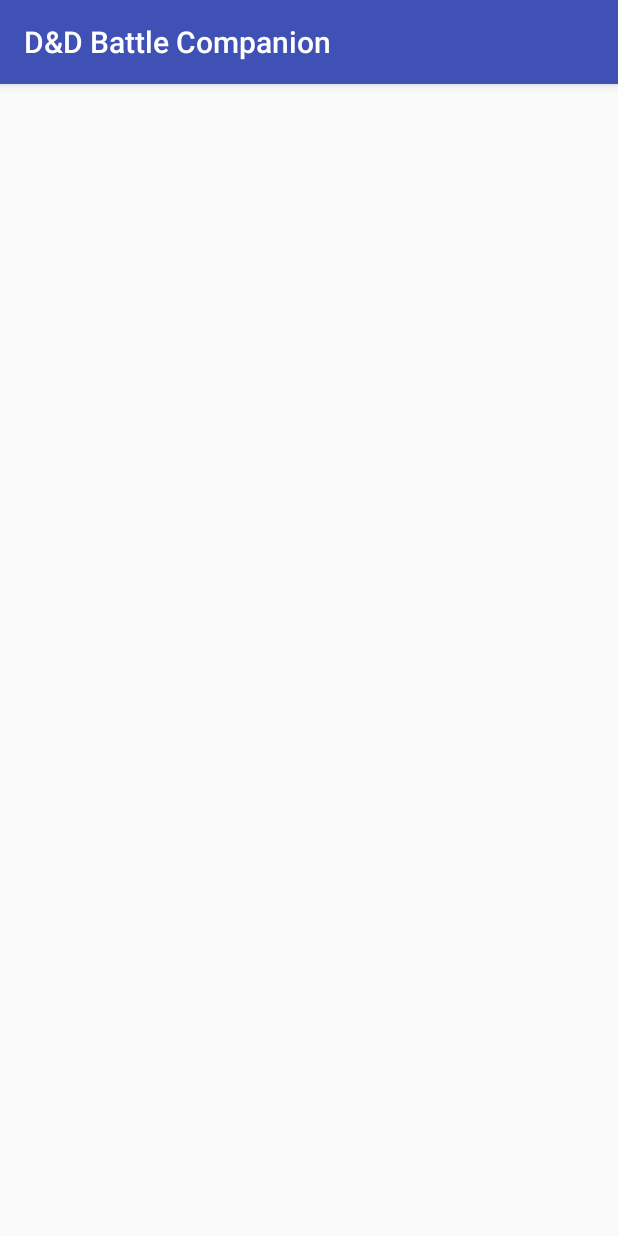
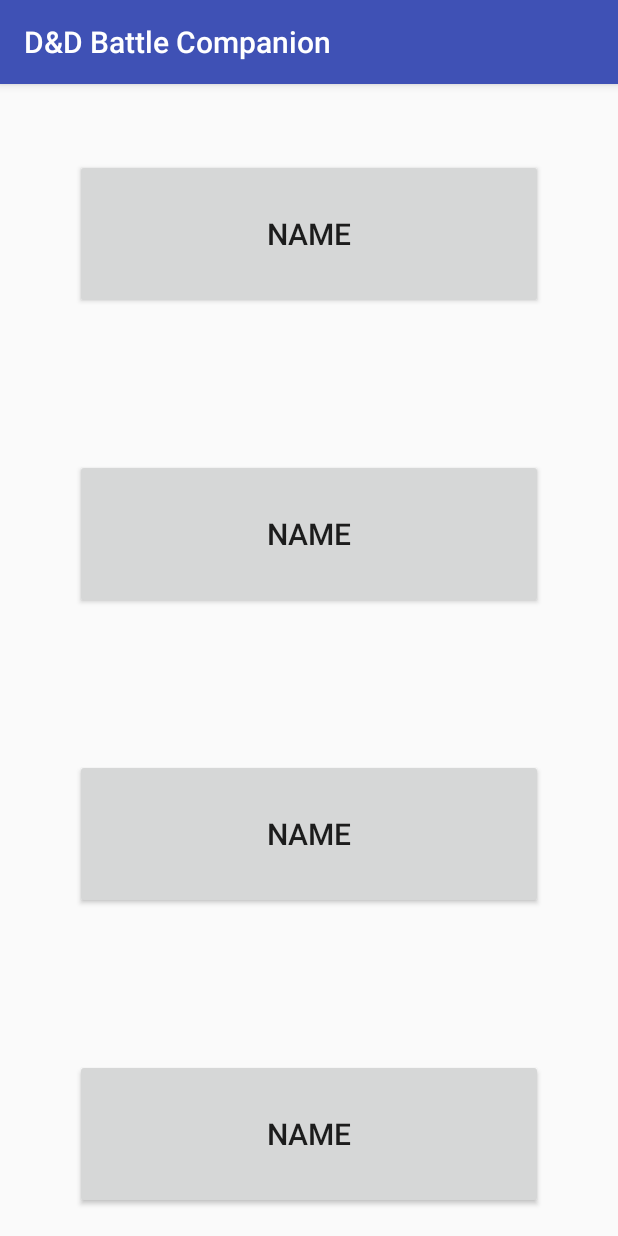
Before and after one commit to dylandcole/DnDBattleCompanion, an Android app: the screen it shows after launch (CampaignScrollActivity), on a phone screen of 412 x 824 dp. Run offline under Robolectric (Android 15) with nearby library versions, the phone set to English and light mode, and no system bars.

Commit message:
Campaign Scroll displaying. Nothing on screen works yet

```diff
--- a/app/src/main/java/com/csci448/cyberform/dndbattlecompanion/Campaign.java
+++ b/app/src/main/java/com/csci448/cyberform/dndbattlecompanion/Campaign.java
@@ -14,4 +14,8 @@ public class Campaign {
     public void setName(String name) {
         this.name = name;
     }
+
+    public void Campaign() {
+
+    }
 }
--- a/app/src/main/java/com/csci448/cyberform/dndbattlecompanion/CampaignScrollActivity.java
+++ b/app/src/main/java/com/csci448/cyberform/dndbattlecompanion/CampaignScrollActivity.java
@@ -1,5 +1,6 @@
 package com.csci448.cyberform.dndbattlecompanion;
 
+import android.app.Activity;
 import android.content.Context;
 import android.support.v7.app.AppCompatActivity;
 import android.os.Bundle;
@@ -9,21 +10,35 @@ import android.text.Layout;
 import android.view.LayoutInflater;
 import android.view.ViewGroup;
 
+import java.util.ArrayList;
 import java.util.List;
 
 public class CampaignScrollActivity extends AppCompatActivity {
 
     private RecyclerView mSimpleScrollRecyclerView;
-
-    public static Context getContext() {
-        return this;
-    }
+    private CampaignScrollAdapter mAdapter;
+    private ArrayList<Campaign> campaigns = new ArrayList<Campaign>();
 
     @Override
     protected void onCreate(Bundle savedInstanceState) {
         super.onCreate(savedInstanceState);
         setContentView(R.layout.activity_simple_scroll);
+
+        mSimpleScrollRecyclerView = (RecyclerView) findViewById(R.id.simple_scroll_view);
         mSimpleScrollRecyclerView.setLayoutManager(new LinearLayoutManager(this));
+
+        for (int i = 0; i < 10; i++) {
+            Campaign campaign = new Campaign();
+            campaign.setName("TEST");
+            campaigns.add(campaign);
+        }
+
+        updateUI();
+    }
+
+    private void updateUI() {
+        mAdapter = new CampaignScrollAdapter(campaigns);
+        mSimpleScrollRecyclerView.setAdapter(mAdapter);
     }
 
     private class CampaignScrollHolder extends RecyclerView.ViewHolder {
@@ -41,7 +56,7 @@ public class CampaignScrollActivity extends AppCompatActivity {
 
         @Override
         public CampaignScrollHolder onCreateViewHolder(ViewGroup parent, int viewType) {
-            return new CampaignScrollHolder(LayoutInflater.from(LayoutInflater.from(CampaignScrollActivity.getContext())))
+            return new CampaignScrollHolder(getLayoutInflater(), parent);
         }
 
         @Override
--- a/app/src/main/res/layout/activity_simple_scroll.xml
+++ b/app/src/main/res/layout/activity_simple_scroll.xml
@@ -1,13 +1,8 @@
 <?xml version="1.0" encoding="utf-8"?>
-<FrameLayout xmlns:android="http://schemas.android.com/apk/res/android"
+<android.support.v7.widget.RecyclerView
+    xmlns:android="http://schemas.android.com/apk/res/android"
     android:id="@+id/simple_scroll_view"
     android:layout_width="match_parent"
     android:layout_height="match_parent">
 
-    <android.support.v7.widget.RecyclerView
-        android:layout_width="match_parent"
-        android:layout_height="match_parent">
-
-    </android.support.v7.widget.RecyclerView>
-
-</FrameLayout>
+</android.support.v7.widget.RecyclerView>
```
